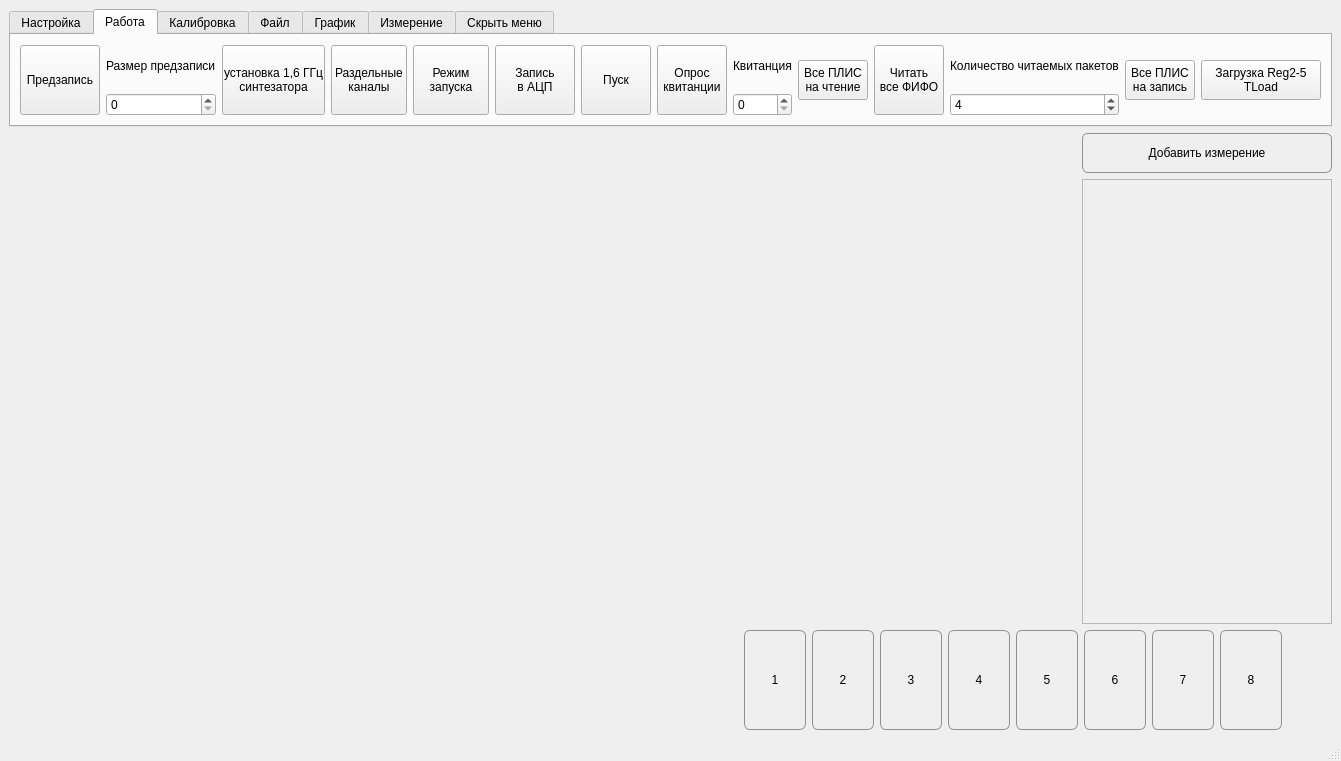
The window that Qt/mainwindow.ui (Ore111ek/Signal-registration-complex) describes before a commit, drawn with Qt 5.
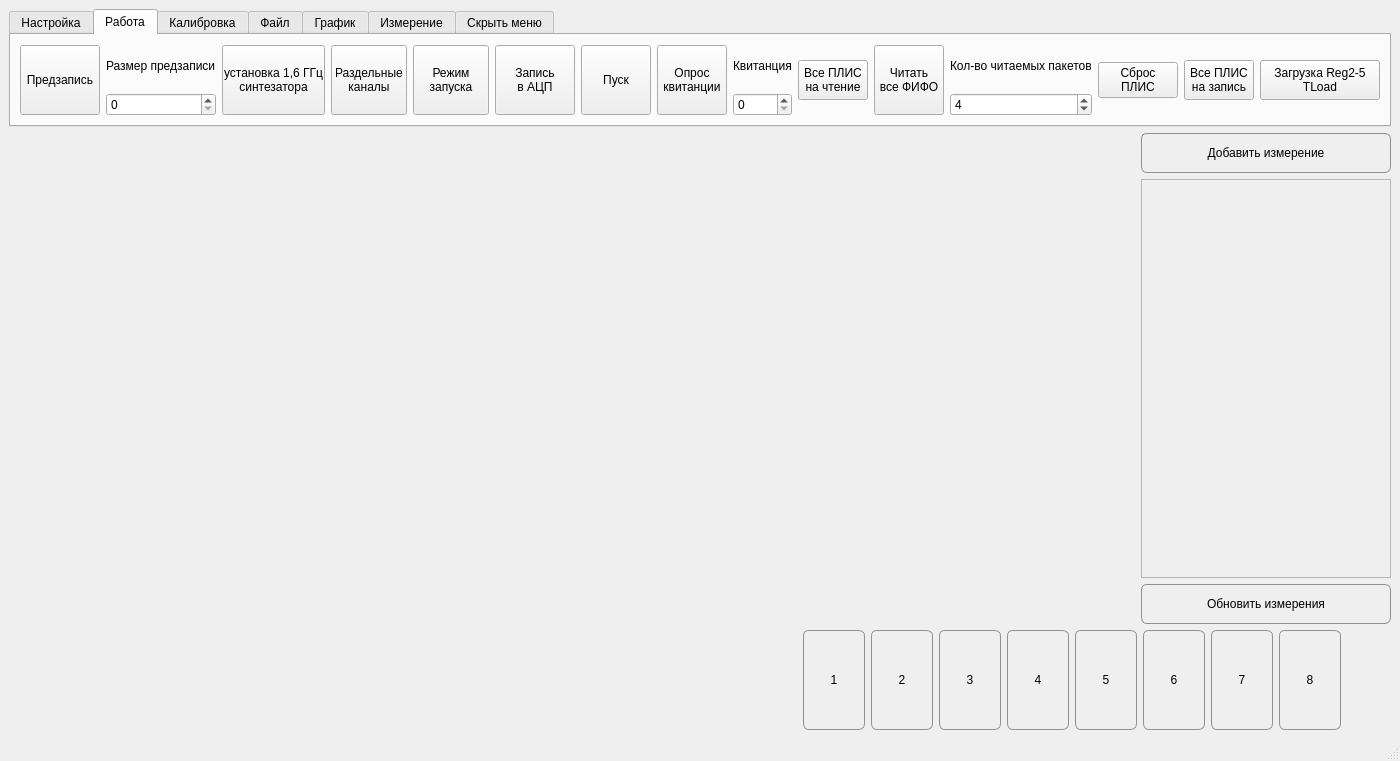
The same window after the commit. The open tabs and pages were chosen to show the change. Custom widgets are drawn as their Qt base class.

Patch:
```diff
--- a/Qt/mainwindow.ui
+++ b/Qt/mainwindow.ui
@@ -6,7 +6,7 @@
    <rect>
     <x>0</x>
     <y>0</y>
-    <width>1341</width>
+    <width>1400</width>
     <height>761</height>
    </rect>
   </property>
@@ -402,7 +402,7 @@
           <item>
            <widget class="QLabel" name="label_6">
             <property name="text">
-             <string>Количество читаемых пакетов</string>
+             <string>Кол-во читаемых пакетов</string>
             </property>
            </widget>
           </item>
@@ -412,7 +412,7 @@
              <number>1</number>
             </property>
             <property name="maximum">
-             <number>400</number>
+             <number>8192</number>
             </property>
             <property name="value">
              <number>4</number>
@@ -421,6 +421,14 @@
           </item>
          </layout>
         </item>
+        <item>
+         <widget class="QPushButton" name="pushButton_5">
+          <property name="text">
+           <string>Сброс
+ПЛИС</string>
+          </property>
+         </widget>
+        </item>
         <item>
          <widget class="QPushButton" name="btn_start_reg_6">
           <property name="sizePolicy">
@@ -1457,7 +1465,7 @@
              <x>0</x>
              <y>0</y>
              <width>248</width>
-             <height>391</height>
+             <height>344</height>
             </rect>
            </property>
            <layout class="QVBoxLayout" name="verticalLayout_5">
@@ -1490,6 +1498,49 @@
           </widget>
          </widget>
         </item>
+        <item>
+         <widget class="QPushButton" name="btn_call_math">
+          <property name="minimumSize">
+           <size>
+            <width>62</width>
+            <height>40</height>
+           </size>
+          </property>
+          <property name="styleSheet">
+           <string notr="true">QPushButton {
+     border: 1px solid #8f8f91;
+     border-radius: 6px;
+     background-color: qlineargradient(x1: 0, y1: 0, x2: 0, y2: 1,
+                                       stop: 0 #f6f7fa, stop: 1 #dadbde);
+     min-width: 60px;
+ }
+
+QPushButton:hover {
+     border: 1px solid #bc3be3;
+     border-radius: 6px;
+     background-color: qlineargradient(x1: 0, y1: 0, x2: 0, y2: 1,
+                                       stop: 0 #f6f7fa, stop: 1 #dadbde);
+     min-width: 60px;
+ }
+
+ QPushButton:pressed {
+     background-color: qlineargradient(x1: 0, y1: 0, x2: 0, y2: 1,
+                                       stop: 0 #dadbde, stop: 1 #f6f7fa);
+ }
+
+ QPushButton:flat {
+     border: none; /* для плоской кнопки границы нет */
+ }
+
+ QPushButton:default {
+     border-color: navy; /* делаем кнопку по умолчанию выпуклой */
+ }</string>
+          </property>
+          <property name="text">
+           <string>Обновить измерения</string>
+          </property>
+         </widget>
+        </item>
        </layout>
       </item>
      </layout>
```
Left out of the diff: 4 changed lines with no effect on the pictures.
